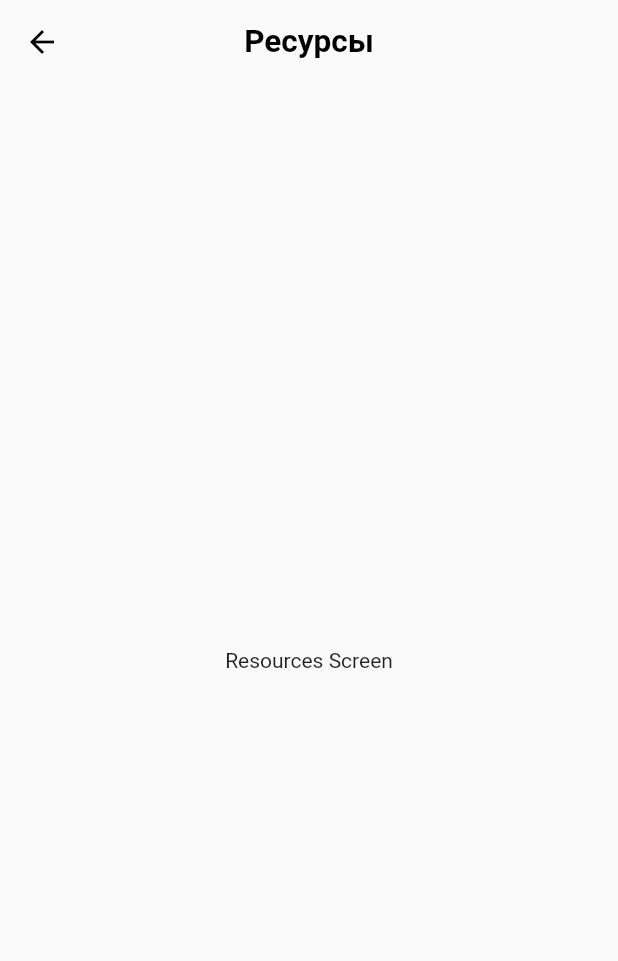
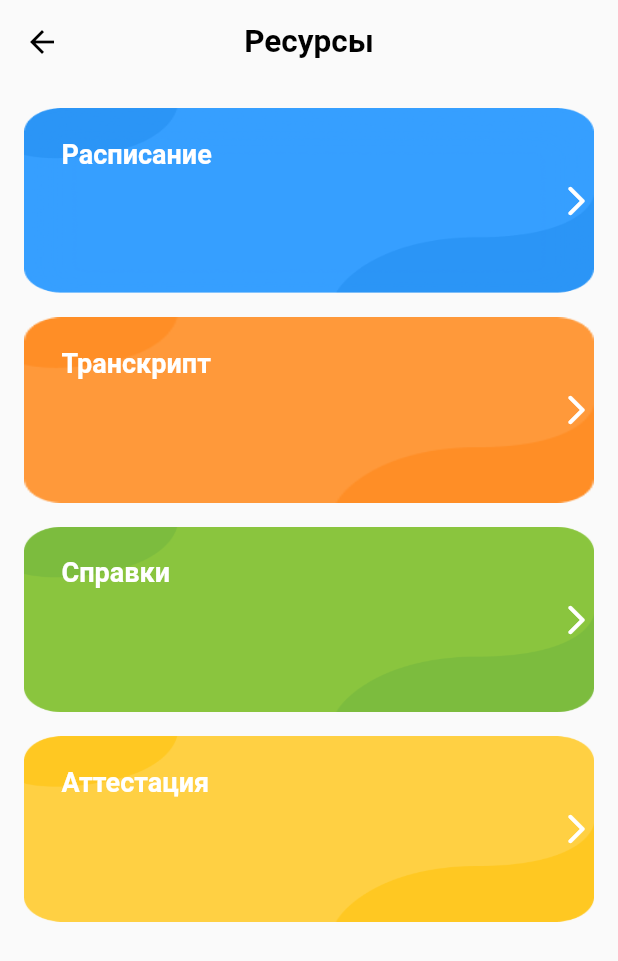
Before and after one commit to tumarkuss/mok1, a Flutter app: the ResourcesScreen screen opened directly, on a phone screen of 412 x 824 dp. Shown: the top 961 px of the screen. Run offline on Flutter 3.47's test engine with Material 2 defaults, Android fonts, the light colour scheme and no system bars; our stand-ins replace appwrite, cloud_firestore, firebase_auth, fl_chart, flutter_svg, get_it and 1 more; missing offline and left inert: ternav_icons; accounts and stored records are empty; Roboto replaces fonts that are missing (Montserrat).

Commit message:
Resources page + navigation

```diff
--- a/lib/main.dart
+++ b/lib/main.dart
@@ -1,11 +1,14 @@
 import 'package:flutter/material.dart';
 import 'package:mok1/screens/login_screen/body.dart';
 
+double? screenWidth;
+double? screenHeight;
 void main() {
   runApp(const MyApp());
 }
 
 class MyApp extends StatelessWidget {
+
   const MyApp({super.key});
 
   // This widget is the root of your application.
--- a/lib/screens/components/side_menu.dart
+++ b/lib/screens/components/side_menu.dart
@@ -1,7 +1,7 @@
 import 'package:flutter/material.dart';
 import 'package:mok1/components/components.dart';
 import 'package:mok1/screens/courses_screen/courses_screen.dart';
-import 'package:mok1/screens/courses_screen/resources_screen/resources_screen.dart';
+import 'package:mok1/screens/resources_screen/resources_screen.dart';
 import 'package:mok1/screens/courses_screen/settings_screen.dart';
 import 'package:mok1/screens/home_screen/home_screen.dart';
 import 'package:mok1/screens/login_screen/body.dart';
--- a/lib/screens/home_screen/home_screen.dart
+++ b/lib/screens/home_screen/home_screen.dart
@@ -1,5 +1,5 @@
 import 'package:mok1/screens/components/chart_container.dart';
-import 'package:mok1/screens/courses_screen/notifications_screen/notifications_screen.dart';
+
 import 'package:mok1/screens/profile_screen/profile_screen.dart';
 import 'package:mok1/widgets/activity_header.dart';
 import 'package:mok1/widgets/bar_chart.dart';
@@ -8,6 +8,7 @@ import 'package:mok1/widgets/planing_grid.dart';
 import 'package:mok1/widgets/statistics_grid.dart';
 import 'package:flutter/material.dart';
 
+import '../courses_screen/notifications_screen/notifications_screen.dart';
 import '/constant.dart';
 import '/widgets/planing_header.dart';
 import '../components/side_menu.dart';
--- /dev/null
+++ b/lib/screens/resources_screen/components.dart
@@ -0,0 +1,77 @@
+import 'package:flutter/material.dart';
+import 'package:mok1/screens/resources_screen/attestation_screen/attestation_screen.dart';
+import 'package:mok1/screens/resources_screen/schedule_screen/schedule_screen.dart';
+import 'package:mok1/screens/resources_screen/spravki_screen/spravki_screen.dart';
+import 'package:mok1/screens/resources_screen/transcript_screen/transcript_screen.dart';
+
+var resourcesData = [
+  "Расписание",
+  "Транскрипт",
+  "Справки",
+  "Аттестация",
+];
+
+var resourcesDataImages = [
+  "assets/images/box/box1.png",
+  "assets/images/box/box2.png",
+  "assets/images/box/box3.png",
+  "assets/images/box/box4.png",
+];
+
+var localRoutes = [
+  const ScheduleScreen(),
+  const TranscriptScreen(),
+  const SpravkiScreen(),
+  const AttestationScreen(),
+];
+
+class ResourcesCardBuilder extends StatelessWidget {
+  const ResourcesCardBuilder({super.key});
+
+  @override
+  Widget build(BuildContext context) {
+    final double thisHeight = MediaQuery.of(context).size.height;
+    final double thisWidth = MediaQuery.of(context).size.width;
+    return ListView.builder(
+        physics: const ScrollPhysics(),
+        shrinkWrap: true,
+        padding: const EdgeInsets.all(8),
+        itemCount: resourcesData.length,
+        itemBuilder: (BuildContext context, int index) {
+          return GestureDetector( child:  Padding(
+              padding: const EdgeInsets.all(8),
+              child: Container(
+                height: thisHeight * 0.15,
+                width: thisWidth * 0.8,
+                decoration: const BoxDecoration(
+                  borderRadius: BorderRadius.all(Radius.circular(60)),
+                ),
+                child: Stack(
+                  children: [
+                    Container(decoration:  BoxDecoration(
+                      image: DecorationImage(
+                        image: AssetImage(resourcesDataImages[index]),
+                        fit: BoxFit.fill,
+                      ),)),
+                    Container(
+                      margin: const EdgeInsets.fromLTRB(25, 20, 0, 0),
+                      child: clipRectTitle(resourcesData[index])),
+                    const Align(
+                      alignment: Alignment.centerRight,
+                      child: Icon(Icons.arrow_forward_ios_rounded,color: Colors.white,))
+                  ],
+                ),
+              )),
+              onTap:() {
+                Navigator.push(
+                  context,
+                  MaterialPageRoute(builder: (context) => localRoutes[index]),
+                );
+});
+        });
+  }
+
+  Text clipRectTitle(String resourcesData) {
+    return Text(resourcesData, style: const TextStyle(fontFamily: 'Montserrat', fontSize: 18,color: Colors.white,fontWeight: FontWeight.w600),);
+  }
+}
--- a/lib/screens/courses_screen/resources_screen/resources_screen.dart
+++ b/lib/screens/resources_screen/resources_screen.dart
@@ -1,5 +1,7 @@
 import 'package:flutter/material.dart';
 import 'package:mok1/components/components.dart';
+
+import 'components.dart';
 
 class ResourcesScreen extends StatelessWidget {
   const ResourcesScreen({super.key});
@@ -8,7 +10,7 @@ class ResourcesScreen extends StatelessWidget {
   Widget build(BuildContext context) {
     return Scaffold(
       appBar: DefaultAppBar("Ресурсы"),
-      body: const Center(child: Text("Resources Screen")),
+      body: const ResourcesCardBuilder(),
     );
   }
 }
```
Also changed, not shown: lib/screens/resources_screen/attestation_screen/attestation_screen.dart (added, +15 -0 lines), lib/screens/resources_screen/schedule_screen/schedule_screen.dart (added, +14 -0 lines), lib/screens/resources_screen/spravki_screen/spravki_screen.dart (added, +14 -0 lines), lib/screens/resources_screen/transcript_screen/transcript_screen.dart (added, +14 -0 lines), assets/images/attestation.jpg (added), assets/images/login.png (deleted), lib/screens/notifications_screen/notifications_screen.dart (renamed from lib/screens/courses_screen/notifications_screen/notifications_screen.dart).
